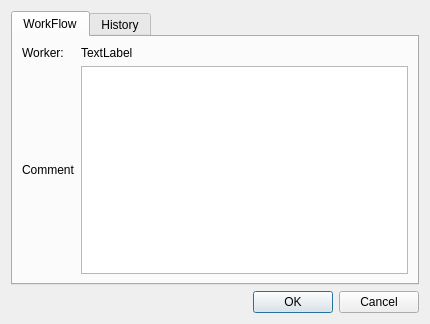
l4gfcm/HRAssistantTool, file editrecord.ui: the form before one commit.
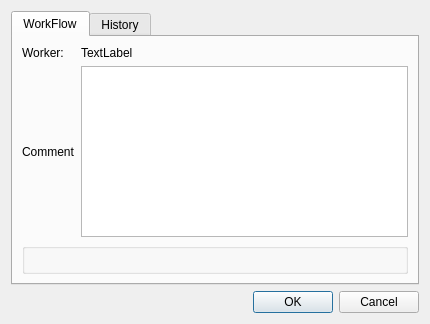
The form after the commit. The open tabs and pages were chosen to show the change.

```diff
--- a/editrecord.ui
+++ b/editrecord.ui
@@ -53,7 +53,9 @@
         </layout>
        </item>
        <item>
+        <widget class="QGroupBox" name="workFlow">
         <layout class="QHBoxLayout" name="WorkflowButtons"/>
+        </widget>
        </item>
       </layout>
      </widget>
```
Left out of the diff: 2 changed lines with no effect on the pictures. Lines whose indentation alone changed are shown as unchanged.
